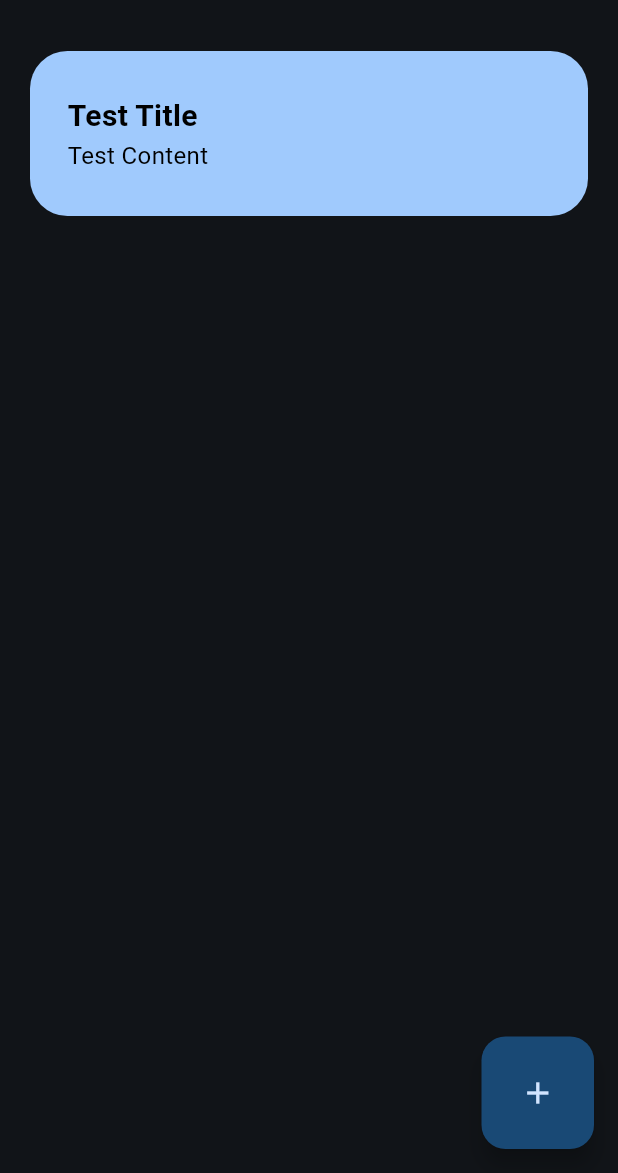
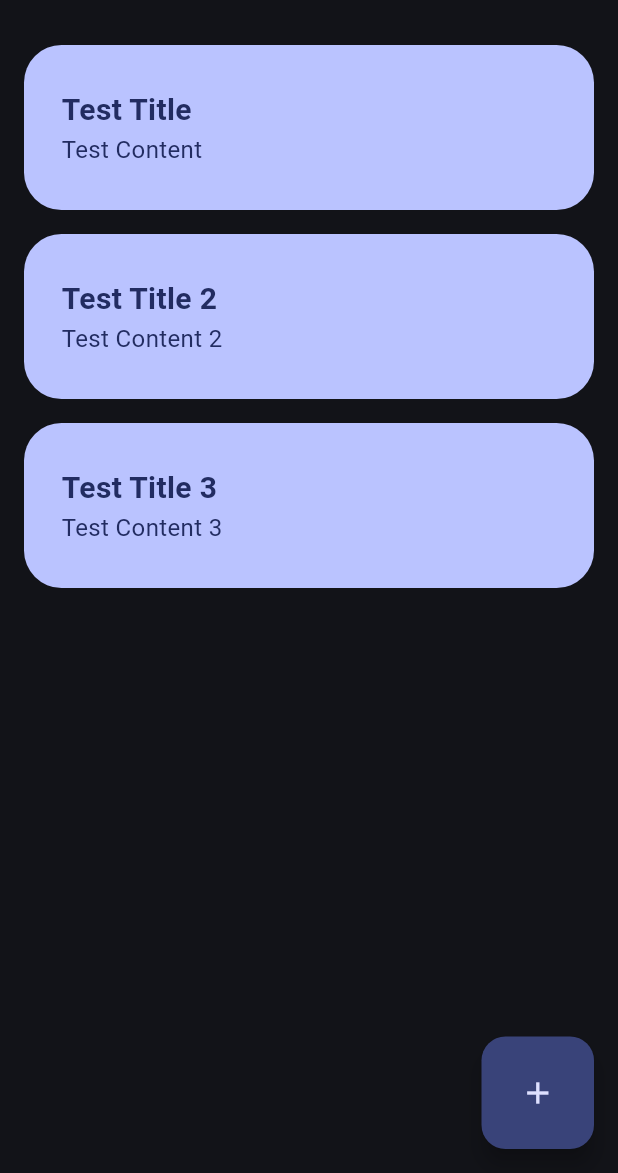
Before and after one commit to oreiscool/simple_notes, a Flutter app: the screen it shows after launch, on a phone screen of 412 x 824 dp, the part 63-1236 px from its top. Run offline on Flutter 3.47's test engine with Material 3 defaults, Android fonts, the phone set to English and light mode, and no system bars; our stand-ins replace hive_flutter; accounts and stored records are empty.

Commit message:
style(ui): polish home page and note tile appearance

```diff
--- a/lib/main.dart
+++ b/lib/main.dart
@@ -17,7 +17,7 @@ class MainApp extends StatelessWidget {
       home: HomePage(),
       theme: ThemeData(
         colorScheme: ColorScheme.fromSeed(
-          seedColor: Colors.blue,
+          seedColor: Colors.indigo,
           brightness: Brightness.dark,
         ),
       ),
--- a/lib/pages/homepage.dart
+++ b/lib/pages/homepage.dart
@@ -32,9 +32,16 @@ class _HomePageState extends State<HomePage> {
       ),
       body: Center(
         child: ListView(
+          padding: EdgeInsets.all(16),
           children: [
             NoteTile(
               note: NoteModel(title: 'Test Title', content: 'Test Content'),
+            ),
+            NoteTile(
+              note: NoteModel(title: 'Test Title 2', content: 'Test Content 2'),
+            ),
+            NoteTile(
+              note: NoteModel(title: 'Test Title 3', content: 'Test Content 3'),
             ),
           ],
         ),
--- a/lib/widgets/notetile.dart
+++ b/lib/widgets/notetile.dart
@@ -8,12 +8,11 @@ class NoteTile extends StatelessWidget {
 
   @override
   Widget build(BuildContext context) {
-    return Padding(
-      padding: const EdgeInsets.only(top: 20, left: 20, right: 20),
-      child: Container(
+    return Container(
       padding: EdgeInsets.all(25),
       height: 110,
       width: 250,
+      margin: EdgeInsets.only(bottom: 16),
       decoration: BoxDecoration(
         color: Theme.of(context).colorScheme.primary,
         borderRadius: BorderRadius.all(Radius.circular(25)),
@@ -27,15 +26,17 @@ class NoteTile extends StatelessWidget {
             style: TextStyle(
               fontWeight: FontWeight.bold,
               fontSize: 20,
-                color: Colors.black,
+              color: Theme.of(context).colorScheme.onPrimary,
             ),
           ),
           Text(
             note.content,
-              style: TextStyle(fontSize: 16, color: Colors.black),
+            style: TextStyle(
+              fontSize: 16,
+              color: Theme.of(context).colorScheme.onPrimary,
+            ),
           ),
         ],
-        ),
       ),
     );
   }
```
Lines whose indentation alone changed are shown as unchanged.
